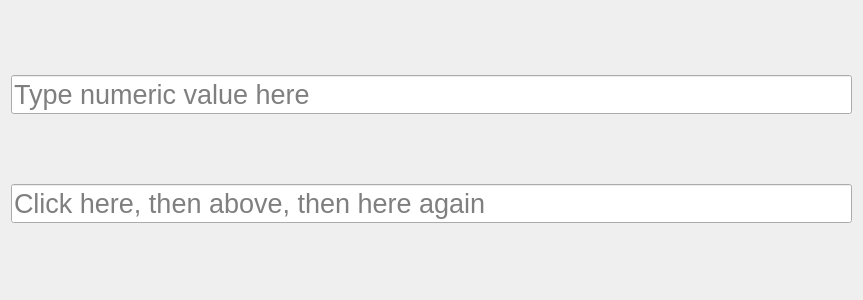
Before: the Qt Designer form mainwindow.ui in savolai/qsqltablemodel_conversion_example, drawn with Qt 5.
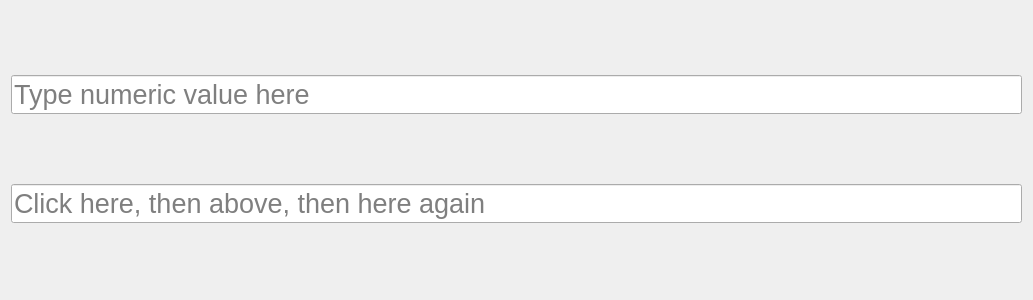
After: the same form once the commit is applied.

Commit message: added dataChanged emission, still no bonus

Patch:
```diff
--- a/mainwindow.ui
+++ b/mainwindow.ui
@@ -6,7 +6,7 @@
    <rect>
     <x>0</x>
     <y>0</y>
-    <width>863</width>
+    <width>1033</width>
     <height>300</height>
    </rect>
   </property>
```
The commit also changes 2 other files.
